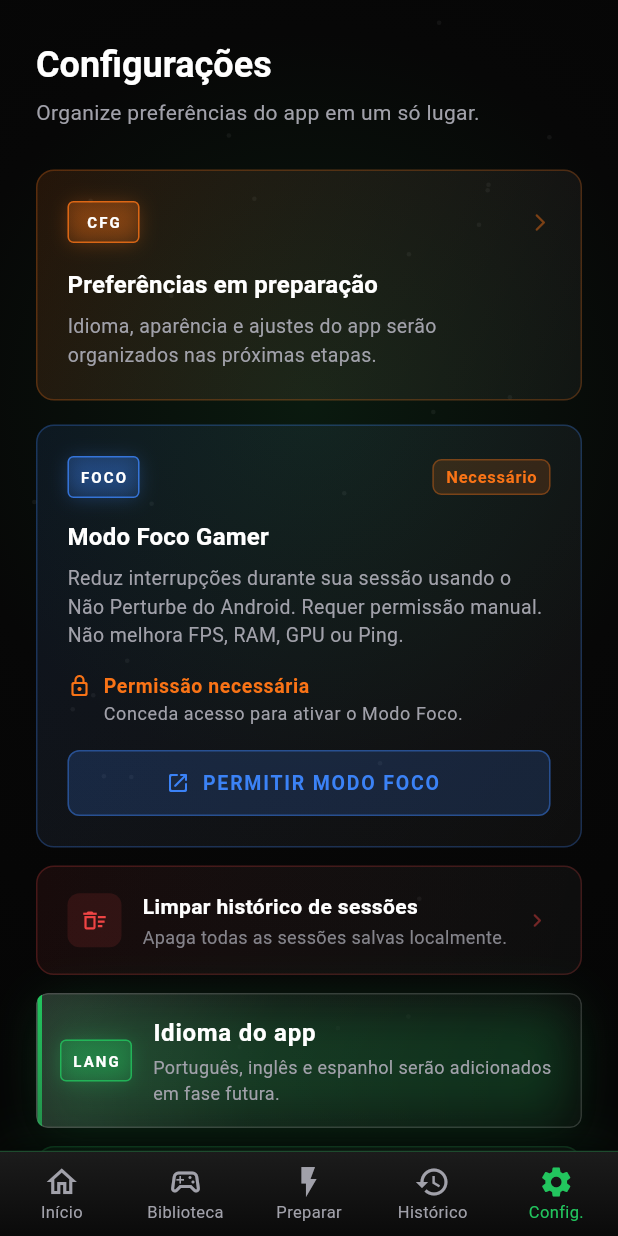
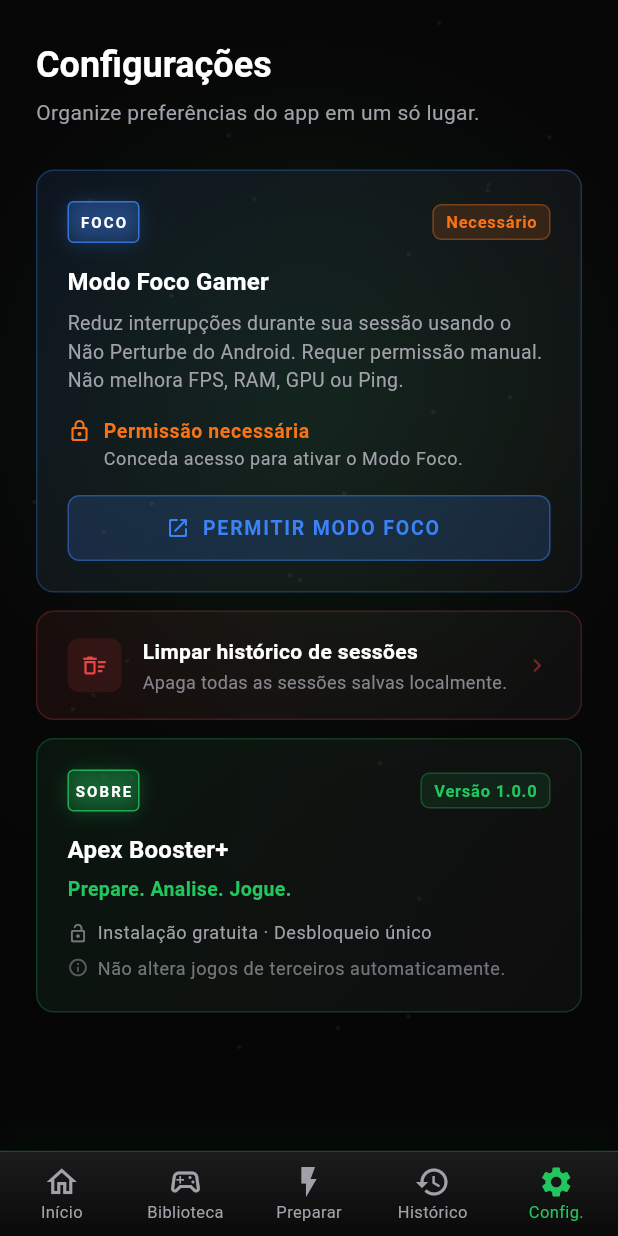
Before and after one commit to AllAppsEngineer/apex-booster-plus, a Flutter app: the HomeScreen screen opened by its route, item 5 of the bottom bar chosen, on a phone screen of 412 x 824 dp. Run offline on Flutter 3.47's test engine with Material 3 defaults, Android fonts, the phone set to English and light mode, and no system bars; drawn by our look-alikes of flutter_animate; our stand-ins replace go_router, shared_preferences; accounts and stored records are empty; network calls fail.

Commit message:
ux: remover placeholders das configuracoes

```diff
--- a/lib/presentation/screens/home/tabs/configuracoes_tab.dart
+++ b/lib/presentation/screens/home/tabs/configuracoes_tab.dart
@@ -7,7 +7,6 @@
 import 'package:apex_booster_plus/domain/services/focus_mode_service.dart';
 import 'package:apex_booster_plus/presentation/widgets/apex_background.dart';
 import 'package:apex_booster_plus/presentation/widgets/apex_badge.dart';
-import 'package:apex_booster_plus/presentation/widgets/apex_feature_card.dart';
 
 class ConfiguracoesTab extends StatelessWidget {
   const ConfiguracoesTab({super.key});
@@ -24,19 +23,9 @@
             children: [
               const _ConfiguracoesHeader(),
               const SizedBox(height: 28),
-              const _ConfiguracoesMainCard(),
-              const SizedBox(height: 16),
               const _FocusModeCard(),
               const SizedBox(height: 12),
               const _ClearHistoryCard(),
-              const SizedBox(height: 12),
-              ApexFeatureCard(
-                badge: 'LANG',
-                title: 'Idioma do app',
-                subtitle: 'Português, inglês e espanhol serão adicionados em fase futura.',
-                accentColor: AppColors.apexGreen,
-                delay: 100.ms,
-              ),
               const SizedBox(height: 12),
               const _AboutCard(),
             ],
@@ -75,68 +64,6 @@
         ).animate().fadeIn(delay: 100.ms, duration: 500.ms),
       ],
     );
-  }
-}
-
-class _ConfiguracoesMainCard extends StatelessWidget {
-  const _ConfiguracoesMainCard();
-
-  @override
-  Widget build(BuildContext context) {
-    return Container(
-      width: double.infinity,
-      decoration: BoxDecoration(
-        gradient: LinearGradient(
-          begin: Alignment.topLeft,
-          end: Alignment.bottomRight,
-          colors: [
-            AppColors.energyOrange.withValues(alpha: 0.12),
-            AppColors.white.withValues(alpha: 0.04),
-          ],
-        ),
-        borderRadius: BorderRadius.circular(12),
-        border: Border.all(
-          color: AppColors.energyOrange.withValues(alpha: 0.25),
-          width: 1,
-        ),
-      ),
-      padding: const EdgeInsets.all(20),
-      child: Column(
-        crossAxisAlignment: CrossAxisAlignment.start,
-        children: [
-          Row(
-            mainAxisAlignment: MainAxisAlignment.spaceBetween,
-            children: [
-              const ApexBadge(label: 'CFG', color: AppColors.energyOrange),
-              Icon(
-                Icons.arrow_forward_ios_rounded,
-                color: AppColors.energyOrange.withValues(alpha: 0.45),
-                size: 14,
-              ),
-            ],
-          ),
-          const SizedBox(height: 16),
-          Text(
-            'Preferências em preparação',
-            style: Theme.of(context).textTheme.titleMedium?.copyWith(
-                  color: AppColors.white,
-                  fontWeight: FontWeight.bold,
-                ),
-          ),
-          const SizedBox(height: 6),
-          Text(
-            'Idioma, aparência e ajustes do app serão organizados nas próximas etapas.',
-            style: Theme.of(context).textTheme.bodyMedium?.copyWith(
-                  color: AppColors.textGray,
-                  fontSize: 13,
-                ),
-          ),
-        ],
-      ),
-    )
-        .animate()
-        .fadeIn(duration: 600.ms)
-        .slideY(begin: 0.04, end: 0, duration: 400.ms);
   }
 }
 
```
Also changed, not shown: 1 other file.
